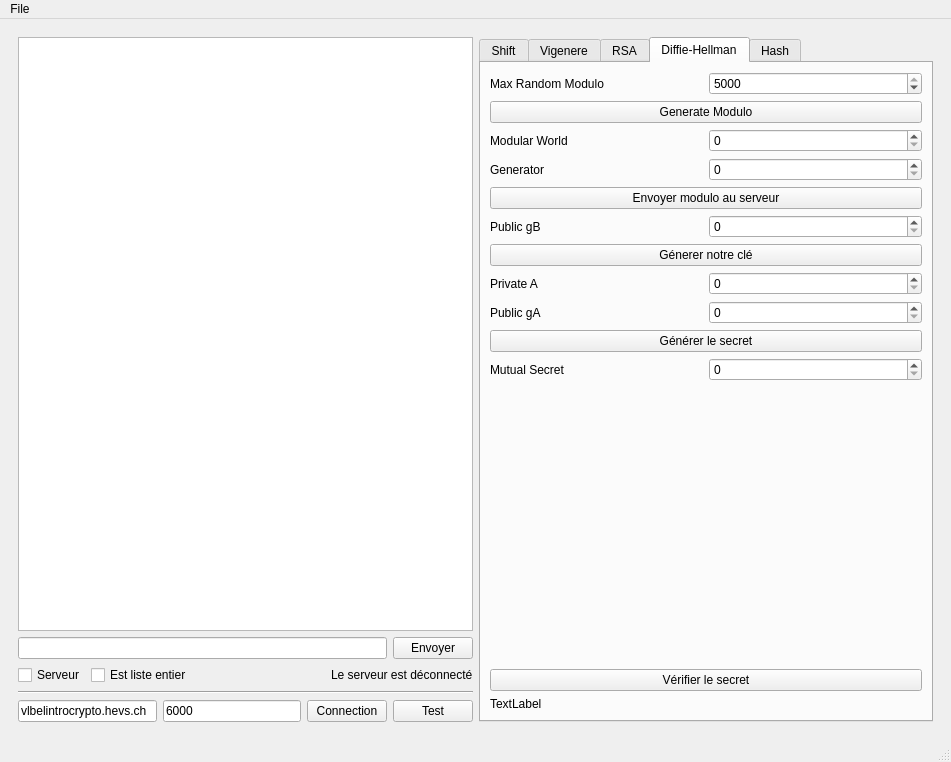
Above: crypto_client.ui from aa-augsburger/ISC_Crypto before the change. Below: the same form after it.
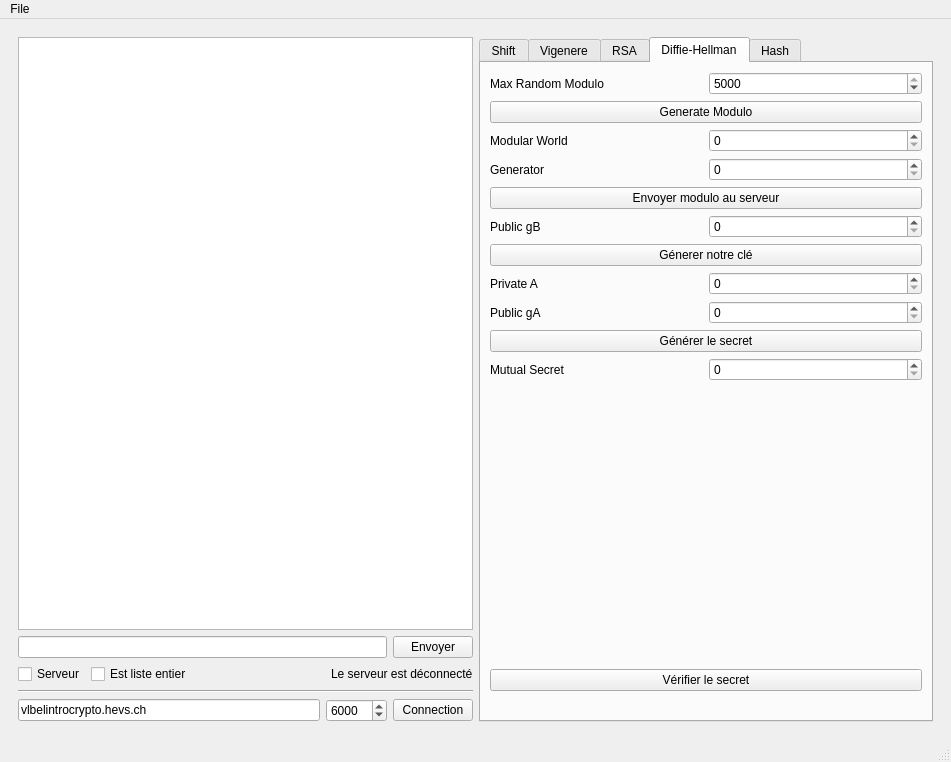
That is the form after the change.

Commit message: updating ui and finished dh gui

Patch:
```diff
--- a/crypto_client.ui
+++ b/crypto_client.ui
@@ -111,9 +111,18 @@
               </widget>
              </item>
              <item>
-              <widget class="QLineEdit" name="le_port_server">
-               <property name="text">
-                <string>6000</string>
+              <widget class="QSpinBox" name="port_server">
+               <property name="frame">
+                <bool>true</bool>
+               </property>
+               <property name="minimum">
+                <number>1</number>
+               </property>
+               <property name="maximum">
+                <number>65535</number>
+               </property>
+               <property name="value">
+                <number>6000</number>
                </property>
               </widget>
              </item>
@@ -124,13 +133,6 @@
                </property>
               </widget>
              </item>
-             <item>
-              <widget class="QPushButton" name="pb_test">
-               <property name="text">
-                <string>Test</string>
-               </property>
-              </widget>
-             </item>
             </layout>
            </item>
           </layout>
@@ -749,7 +751,7 @@
              <item>
               <widget class="QLabel" name="txt_difi_result">
                <property name="text">
-                <string>TextLabel</string>
+                <string/>
                </property>
               </widget>
              </item>
```
Left out of the diff: 2 changed lines with no effect on the pictures. The commit also changes 3 other files.
